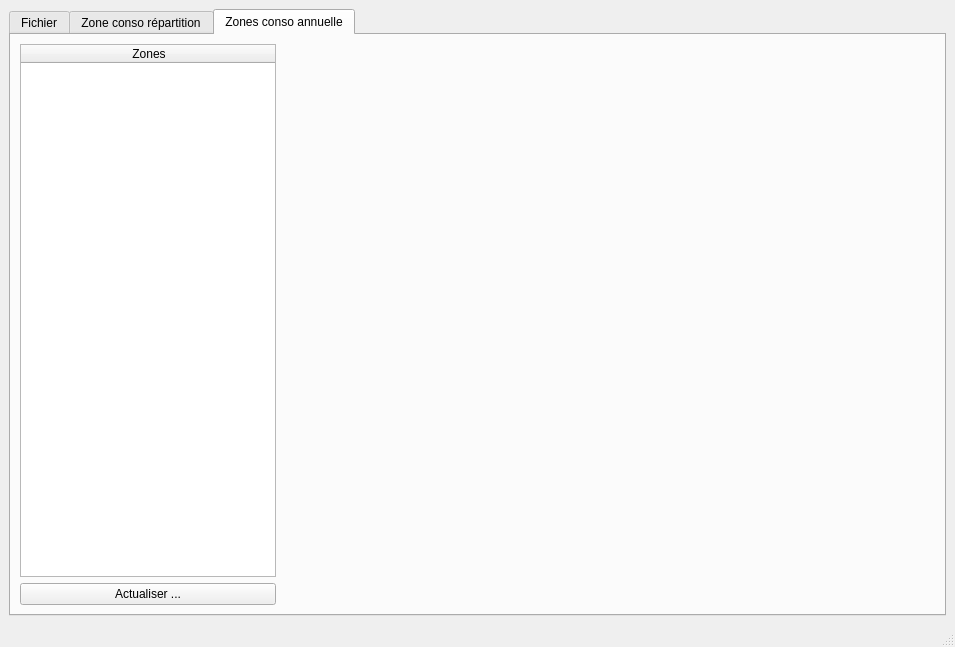
This is mainwindow.ui in Nobatek/simuplot as Qt 5 draws it before an edit. The edited form follows.
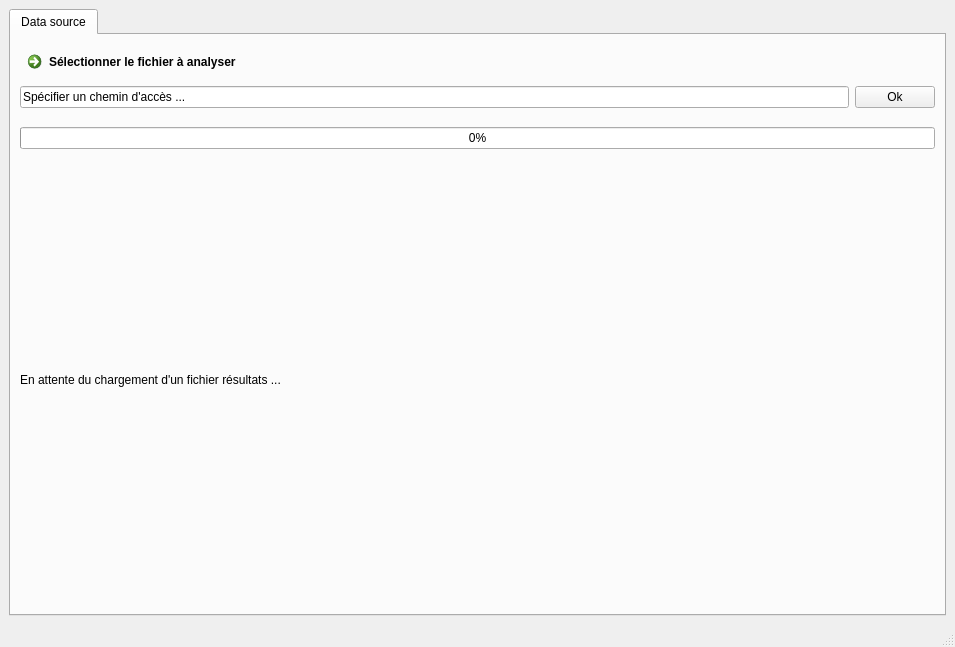
This is the edited form. The open tabs and pages were chosen to show the change. Custom widgets are drawn as their Qt base class.

Commit message: Load data plotters dynamically

Patch:
```diff
--- a/mainwindow.ui
+++ b/mainwindow.ui
@@ -22,7 +22,7 @@
       </property>
       <widget class="QWidget" name="Load_Tab">
        <attribute name="title">
-        <string>Fichier</string>
+        <string>Data source</string>
        </attribute>
        <layout class="QGridLayout" name="gridLayout_5">
         <item row="0" column="0">
@@ -118,116 +118,6 @@
         </item>
        </layout>
       </widget>
-      <widget class="QWidget" name="Conso_Zone_Pie">
-       <attribute name="title">
-        <string>Zone conso répartition</string>
-       </attribute>
-       <layout class="QGridLayout" name="gridLayout_6">
-        <item row="0" column="1" rowspan="2">
-         <widget class="MplWidget" name="MplWidget" native="true">
-          <property name="sizePolicy">
-           <sizepolicy hsizetype="Expanding" vsizetype="Expanding">
-            <horstretch>0</horstretch>
-            <verstretch>0</verstretch>
-           </sizepolicy>
-          </property>
-         </widget>
-        </item>
-        <item row="0" column="0">
-         <widget class="QTableWidget" name="table_Con_Zon">
-          <property name="sizePolicy">
-           <sizepolicy hsizetype="Fixed" vsizetype="Expanding">
-            <horstretch>0</horstretch>
-            <verstretch>0</verstretch>
-           </sizepolicy>
-          </property>
-          <property name="minimumSize">
-           <size>
-            <width>350</width>
-            <height>517</height>
-           </size>
-          </property>
-          <property name="baseSize">
-           <size>
-            <width>0</width>
-            <height>0</height>
-           </size>
-          </property>
-          <property name="columnCount">
-           <number>0</number>
-          </property>
-          <attribute name="horizontalHeaderDefaultSectionSize">
-           <number>175</number>
-          </attribute>
-          <attribute name="verticalHeaderVisible">
-           <bool>false</bool>
-          </attribute>
-          <attribute name="verticalHeaderHighlightSections">
-           <bool>true</bool>
-          </attribute>
-         </widget>
-        </item>
-       </layout>
-      </widget>
-      <widget class="QWidget" name="tab_2">
-       <attribute name="title">
-        <string>Zones conso annuelle</string>
-       </attribute>
-       <layout class="QGridLayout" name="gridLayout_7">
-        <item row="0" column="0">
-         <layout class="QHBoxLayout" name="horizontalLayout_4">
-          <item>
-           <layout class="QVBoxLayout" name="verticalLayout_4">
-            <item>
-             <widget class="QTableWidget" name="zon_cons_ann_table">
-              <property name="sizePolicy">
-               <sizepolicy hsizetype="Fixed" vsizetype="Expanding">
-                <horstretch>0</horstretch>
-                <verstretch>0</verstretch>
-               </sizepolicy>
-              </property>
-              <property name="minimumSize">
-               <size>
-                <width>256</width>
-                <height>0</height>
-               </size>
-              </property>
-              <property name="columnCount">
-               <number>1</number>
-              </property>
-              <attribute name="horizontalHeaderDefaultSectionSize">
-               <number>256</number>
-              </attribute>
-              <column>
-               <property name="text">
-                <string>Zones</string>
-               </property>
-              </column>
-             </widget>
-            </item>
-            <item>
-             <widget class="QPushButton" name="pushButton">
-              <property name="text">
-               <string>Actualiser ...</string>
-              </property>
-             </widget>
-            </item>
-           </layout>
-          </item>
-          <item>
-           <widget class="MplWidget" name="mpl_zon_con_ann" native="true">
-            <property name="sizePolicy">
-             <sizepolicy hsizetype="Expanding" vsizetype="Expanding">
-              <horstretch>0</horstretch>
-              <verstretch>0</verstretch>
-             </sizepolicy>
-            </property>
-           </widget>
-          </item>
-         </layout>
-        </item>
-       </layout>
-      </widget>
      </widget>
     </item>
    </layout>
@@ -244,14 +134,6 @@
   </widget>
   <widget class="QStatusBar" name="statusbar"/>
  </widget>
- <customwidgets>
-  <customwidget>
-   <class>MplWidget</class>
-   <extends>QWidget</extends>
-   <header>mplwidget</header>
-   <container>1</container>
-  </customwidget>
- </customwidgets>
  <resources/>
  <connections/>
 </ui>
```
The commit also changes 5 other files.
